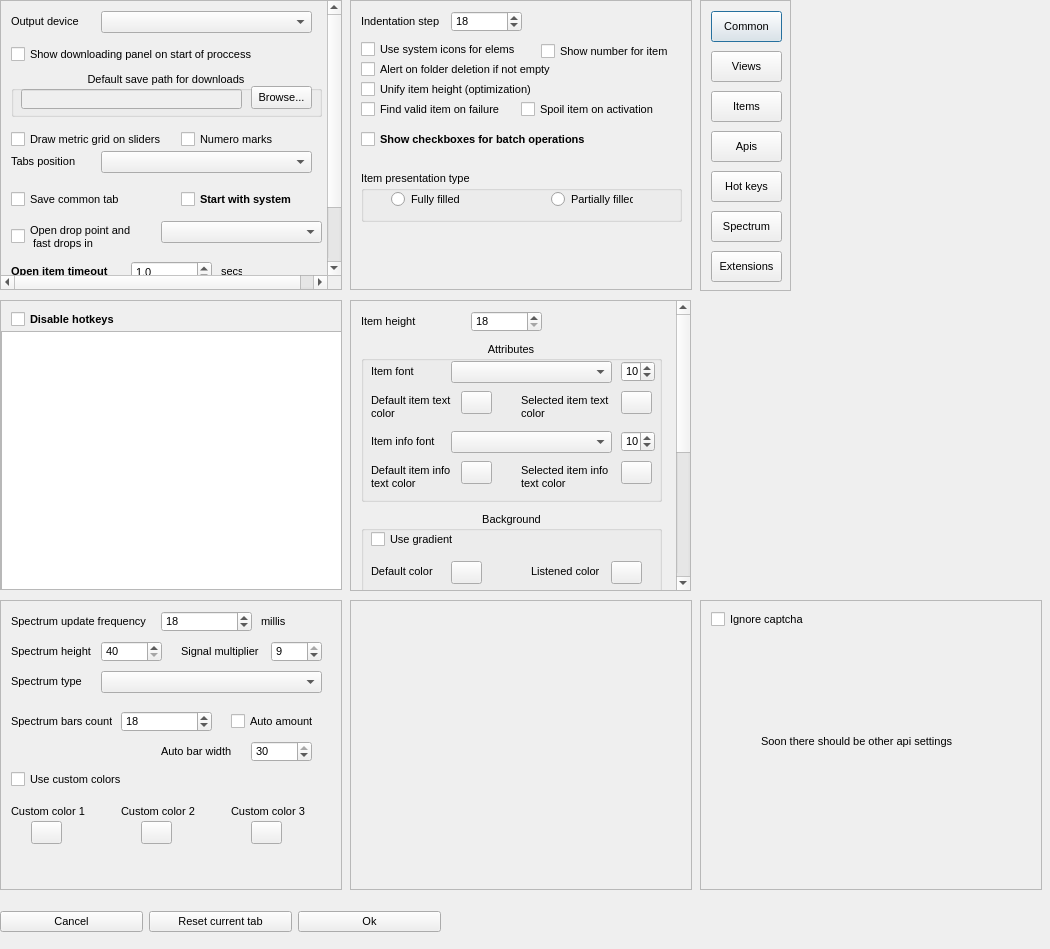
jeyboy/playo3, file dialogs/settings_dialog.ui: the form before one commit.
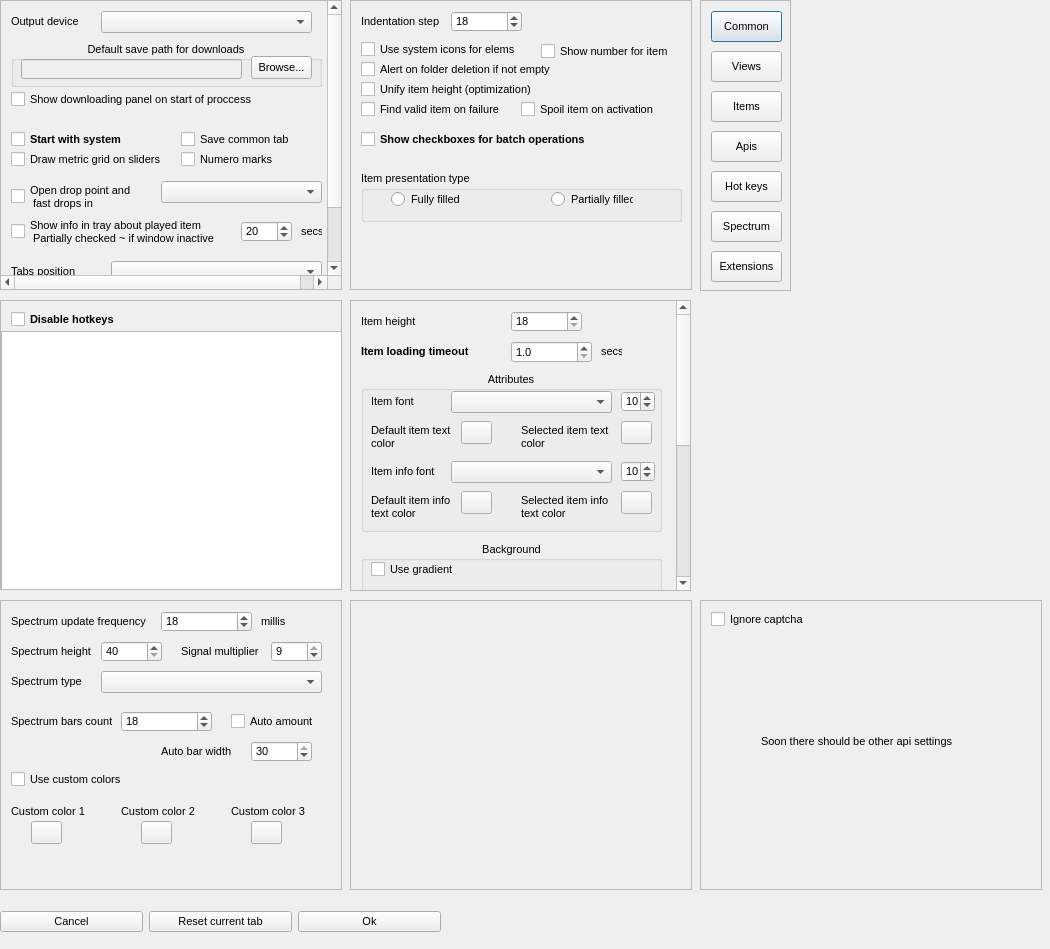
The form after the commit.

Commit message: add settings for tray notify

Diff of the .ui file:
```diff
--- a/dialogs/settings_dialog.ui
+++ b/dialogs/settings_dialog.ui
@@ -262,9 +262,9 @@
     <property name="geometry">
      <rect>
       <x>0</x>
-      <y>-261</y>
+      <y>0</y>
       <width>320</width>
-      <height>550</height>
+      <height>580</height>
      </rect>
     </property>
     <property name="sizePolicy">
@@ -276,7 +276,7 @@
     <widget class="QSpinBox" name="itemHeightSize">
      <property name="geometry">
       <rect>
-       <x>120</x>
+       <x>160</x>
        <y>10</y>
        <width>71</width>
        <height>21</height>
@@ -306,7 +306,7 @@
      <property name="geometry">
       <rect>
        <x>10</x>
-       <y>40</y>
+       <y>70</y>
        <width>301</width>
        <height>161</height>
       </rect>
@@ -531,7 +531,7 @@
      <property name="geometry">
       <rect>
        <x>10</x>
-       <y>210</y>
+       <y>240</y>
        <width>301</width>
        <height>141</height>
       </rect>
@@ -889,6 +889,64 @@
       </property>
      </widget>
     </widget>
+    <widget class="QLabel" name="label_remoteProcMetric_2">
+     <property name="geometry">
+      <rect>
+       <x>250</x>
+       <y>40</y>
+       <width>21</width>
+       <height>21</height>
+      </rect>
+     </property>
+     <property name="text">
+      <string>secs</string>
+     </property>
+    </widget>
+    <widget class="QDoubleSpinBox" name="openTimeOut">
+     <property name="geometry">
+      <rect>
+       <x>160</x>
+       <y>40</y>
+       <width>81</width>
+       <height>22</height>
+      </rect>
+     </property>
+     <property name="decimals">
+      <number>1</number>
+     </property>
+     <property name="minimum">
+      <double>1.000000000000000</double>
+     </property>
+     <property name="maximum">
+      <double>25000.000000000000000</double>
+     </property>
+     <property name="singleStep">
+      <double>0.500000000000000</double>
+     </property>
+    </widget>
+    <widget class="QLabel" name="label_remoteItemDelay_2">
+     <property name="geometry">
+      <rect>
+       <x>10</x>
+       <y>40</y>
+       <width>131</width>
+       <height>21</height>
+      </rect>
+     </property>
+     <property name="font">
+      <font>
+       <pointsize>8</pointsize>
+       <weight>75</weight>
+       <bold>true</bold>
+      </font>
+     </property>
+     <property name="styleSheet">
+      <string notr="true">font-weight: bold;</string>
+     </property>
+     <property name="text">
+      <string>Item loading timeout</string>
+     </property>
+    </widget>
    </widget>
   </widget>
   <widget class="QScrollArea" name="spectrumArea">
@@ -1254,7 +1312,7 @@
     <property name="geometry">
      <rect>
       <x>0</x>
-      <y>-79</y>
+      <y>-48</y>
       <width>340</width>
       <height>350</height>
      </rect>
@@ -1273,7 +1331,7 @@
      <property name="geometry">
       <rect>
        <x>10</x>
-       <y>130</y>
+       <y>150</y>
        <width>171</width>
        <height>17</height>
       </rect>
@@ -1282,57 +1340,21 @@
       <string>Draw metric grid on sliders</string>
      </property>
     </widget>
-    <widget class="QLabel" name="label_remoteItemDelay_2">
-     <property name="geometry">
-      <rect>
-       <x>10</x>
-       <y>260</y>
-       <width>111</width>
-       <height>21</height>
-      </rect>
-     </property>
-     <property name="font">
-      <font>
-       <pointsize>8</pointsize>
-       <weight>75</weight>
-       <bold>true</bold>
-      </font>
-     </property>
-     <property name="styleSheet">
-      <string notr="true">font-weight: bold;</string>
-     </property>
-     <property name="text">
-      <string>Open item timeout</string>
-     </property>
-    </widget>
     <widget class="QComboBox" name="dropPointTabTypeSelect">
      <property name="geometry">
       <rect>
        <x>160</x>
-       <y>220</y>
+       <y>180</y>
        <width>161</width>
        <height>22</height>
       </rect>
      </property>
     </widget>
-    <widget class="QLabel" name="label_remoteProcMetric_2">
-     <property name="geometry">
-      <rect>
-       <x>220</x>
-       <y>260</y>
-       <width>21</width>
-       <height>21</height>
-      </rect>
-     </property>
-     <property name="text">
-      <string>secs</string>
-     </property>
-    </widget>
     <widget class="QGroupBox" name="groupBox">
      <property name="geometry">
       <rect>
        <x>10</x>
-       <y>70</y>
+       <y>40</y>
        <width>311</width>
        <height>46</height>
       </rect>
@@ -1390,7 +1412,7 @@
      <property name="geometry">
       <rect>
        <x>180</x>
-       <y>130</y>
+       <y>150</y>
        <width>141</width>
        <height>17</height>
       </rect>
@@ -1402,8 +1424,8 @@
     <widget class="QCheckBox" name="saveCommonTab">
      <property name="geometry">
       <rect>
-       <x>10</x>
-       <y>190</y>
+       <x>180</x>
+       <y>130</y>
        <width>131</width>
        <height>17</height>
       </rect>
@@ -1415,8 +1437,8 @@
     <widget class="QComboBox" name="tabPositionSelect">
      <property name="geometry">
       <rect>
-       <x>100</x>
-       <y>150</y>
+       <x>110</x>
+       <y>260</y>
        <width>211</width>
        <height>22</height>
       </rect>
@@ -1426,7 +1448,7 @@
      <property name="geometry">
       <rect>
        <x>10</x>
-       <y>150</y>
+       <y>260</y>
        <width>81</width>
        <height>21</height>
       </rect>
@@ -1438,8 +1460,8 @@
     <widget class="QCheckBox" name="autorunned">
      <property name="geometry">
       <rect>
-       <x>180</x>
-       <y>190</y>
+       <x>10</x>
+       <y>130</y>
        <width>131</width>
        <height>17</height>
       </rect>
@@ -1462,7 +1484,7 @@
      <property name="geometry">
       <rect>
        <x>10</x>
-       <y>220</y>
+       <y>180</y>
        <width>141</width>
        <height>31</height>
       </rect>
@@ -1472,28 +1494,6 @@
  fast drops in</string>
      </property>
     </widget>
-    <widget class="QDoubleSpinBox" name="openTimeOut">
-     <property name="geometry">
-      <rect>
-       <x>130</x>
-       <y>260</y>
-       <width>81</width>
-       <height>22</height>
-      </rect>
-     </property>
-     <property name="decimals">
-      <number>1</number>
-     </property>
-     <property name="minimum">
-      <double>1.000000000000000</double>
-     </property>
-     <property name="maximum">
-      <double>25000.000000000000000</double>
-     </property>
-     <property name="singleStep">
-      <double>0.500000000000000</double>
-     </property>
-    </widget>
     <widget class="QLabel" name="label_remoteItemDelay_3">
      <property name="geometry">
       <rect>
@@ -1553,7 +1553,7 @@
      <property name="geometry">
       <rect>
        <x>10</x>
-       <y>45</y>
+       <y>90</y>
        <width>301</width>
        <height>17</height>
       </rect>
@@ -1562,6 +1562,55 @@
       <string>Show downloading panel on start of proccess</string>
      </property>
     </widget>
+    <widget class="QSpinBox" name="tray_notify_period">
+     <property name="geometry">
+      <rect>
+       <x>240</x>
+       <y>220</y>
+       <width>51</width>
+       <height>21</height>
+      </rect>
+     </property>
+     <property name="minimum">
+      <number>5</number>
+     </property>
+     <property name="maximum">
+      <number>30</number>
+     </property>
+     <property name="value">
+      <number>20</number>
+     </property>
+    </widget>
+    <widget class="QLabel" name="label_remoteProcMetric_3">
+     <property name="geometry">
+      <rect>
+       <x>300</x>
+       <y>220</y>
+       <width>21</width>
+       <height>21</height>
+      </rect>
+     </property>
+     <property name="text">
+      <string>secs</string>
+     </property>
+    </widget>
+    <widget class="QCheckBox" name="tray_notify_played">
+     <property name="geometry">
+      <rect>
+       <x>10</x>
+       <y>210</y>
+       <width>221</width>
+       <height>41</height>
+      </rect>
+     </property>
+     <property name="text">
+      <string>Show info in tray about played item
+ Partially checked ~ if window inactive</string>
+     </property>
+     <property name="tristate">
+      <bool>true</bool>
+     </property>
+    </widget>
    </widget>
   </widget>
   <widget class="QWidget" name="buttons" native="true">
```
Left out of the diff: 2 changed lines with no effect on the pictures. The commit also changes 6 other files.
